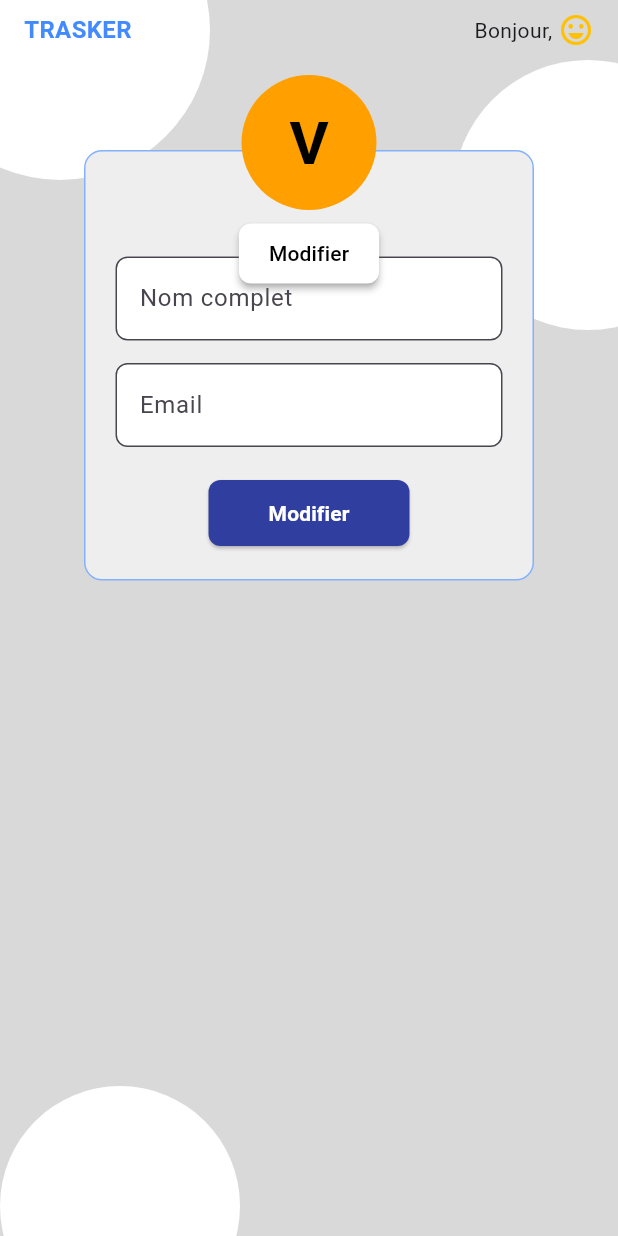
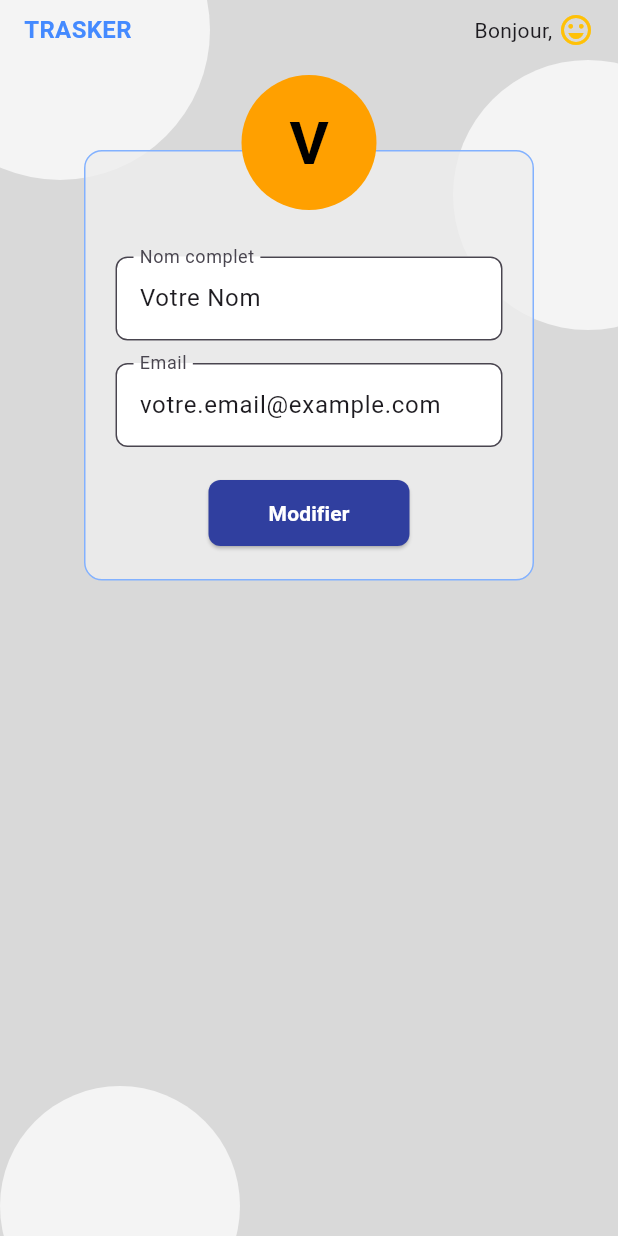
Before and after one commit to AMESSE-ezechiel/TaskApp, a Flutter app: the ProfileScreen screen opened directly, on a phone screen of 412 x 824 dp. Run offline on Flutter 3.47's test engine with Material 3 defaults, Android fonts, the phone set to English and light mode, and no system bars; our stand-ins replace dio, shared_preferences; accounts and stored records are empty.

Commit message:
le nouveau contenu à pusher sur la branche nelio

```diff
--- a/lib/Screens/profile.dart
+++ b/lib/Screens/profile.dart
@@ -1,12 +1,37 @@
 import 'package:flutter/material.dart';
 
-class ProfileScreen extends StatelessWidget {
+class ProfileScreen extends StatefulWidget {
   const ProfileScreen({super.key});
+
+  @override
+  State<ProfileScreen> createState() => _ProfileScreenState();
+}
+
+class _ProfileScreenState extends State<ProfileScreen> {
+  //  Déclaration des contrôleurs
+  final TextEditingController _nameController = TextEditingController();
+  final TextEditingController _emailController = TextEditingController();
+
+  @override
+  void initState() {
+    super.initState();
+    // 📝 Valeurs initiales (optionnel)
+    _nameController.text = 'Votre Nom';
+    _emailController.text = 'votre.email@example.com';
+  }
+
+  @override
+  void dispose() {
+    //  Libération de la mémoire (IMPORTANT !)
+    _nameController.dispose();
+    _emailController.dispose();
+    super.dispose();
+  }
 
   @override
   Widget build(BuildContext context) {
     return Scaffold(
-      backgroundColor:  Color(0xFFD9D9D9),
+      backgroundColor: const Color(0xFFD9D9D9),
       body: Stack(
         children: [
           // Motifs de fond (cercles décoratifs)
@@ -15,7 +40,7 @@
             left: -60,
             child: CircleAvatar(
               radius: 100,
-              backgroundColor: Colors.white,
+              backgroundColor: Colors.white.withOpacity(0.7),
             ),
           ),
           Positioned(
@@ -23,7 +48,7 @@
             right: -70,
             child: CircleAvatar(
               radius: 90,
-              backgroundColor: Colors.white,
+              backgroundColor: Colors.white.withOpacity(0.7),
             ),
           ),
           Positioned(
@@ -31,7 +56,7 @@
             left: 0,
             child: CircleAvatar(
               radius: 80,
-              backgroundColor: Colors.white,
+              backgroundColor: Colors.white.withOpacity(0.7),
             ),
           ),
 
@@ -74,7 +99,7 @@
                         width: 300,
                         padding: const EdgeInsets.all(20),
                         decoration: BoxDecoration(
-                          color: Colors.grey.shade200,
+                          color: Colors.grey.shade200.withOpacity(0.8),
                           borderRadius: BorderRadius.circular(12),
                           border: Border.all(color: Colors.blueAccent.shade100),
                         ),
@@ -83,8 +108,9 @@
                           children: [
                             const SizedBox(height: 50),
 
-                            // Champs du formulaire
+                            //  TextField avec contrôleur
                             TextField(
+                              controller: _nameController, //  Ajout du contrôleur
                               decoration: InputDecoration(
                                 labelText: 'Nom complet',
                                 border: OutlineInputBorder(
@@ -96,7 +122,10 @@
                             ),
                             const SizedBox(height: 15),
 
+                            //  TextField avec contrôleur
                             TextField(
+                              controller: _emailController, //  Ajout du contrôleur
+                              keyboardType: TextInputType.emailAddress,
                               decoration: InputDecoration(
                                 labelText: 'Email',
                                 border: OutlineInputBorder(
@@ -108,18 +137,26 @@
                             ),
                             const SizedBox(height: 20),
 
-                            // 🔵 Bouton Modifier (bleu)
+                            // 🔵 Bouton Modifier
                             ElevatedButton(
                               onPressed: () {
-                                // ✅ Affichage du SnackBar
+                                // 📖 Récupération des valeurs
+                                String name = _nameController.text;
+                                String email = _emailController.text;
+
+                                //  Affichage des valeurs
+                                print('Nom: $name');
+                                print('Email: $email');
+
+                                //  Affichage du SnackBar
                                 ScaffoldMessenger.of(context).showSnackBar(
-                                  const SnackBar(
+                                  SnackBar(
                                     content: Text(
-                                      'Profil mis à jour avec succès !',
-                                      style: TextStyle(color: Colors.white),
+                                      'Profil mis à jour: $name - $email',
+                                      style: const TextStyle(color: Colors.white),
                                     ),
                                     backgroundColor: Colors.indigo,
-                                    duration: Duration(seconds: 2),
+                                    duration: const Duration(seconds: 2),
                                   ),
                                 );
                               },
@@ -162,33 +199,6 @@
                               ),
                             ),
                             const SizedBox(height: 5),
-
-                            // 🟡 Bouton blanc sous l’avatar
-                            ElevatedButton(
-                              onPressed: () {
-                                ScaffoldMessenger.of(context).showSnackBar(
-                                  const SnackBar(
-                                    content: Text(
-                                      'Bouton de modification de l’avatar cliqué.',
-                                      style: TextStyle(color: Colors.white),
-                                    ),
-                                    backgroundColor: Colors.black87,
-                                    duration: Duration(seconds: 2),
-                                  ),
-                                );
-                              },
-                              style: ElevatedButton.styleFrom(
-                                backgroundColor: Colors.white,
-                                foregroundColor: Colors.black,
-                                shadowColor: Colors.grey,
-                                elevation: 2,
-                                padding: const EdgeInsets.symmetric(horizontal: 20, vertical: 8),
-                                shape: RoundedRectangleBorder(
-                                  borderRadius: BorderRadius.circular(8),
-                                ),
-                              ),
-                              child: const Text('Modifier'),
-                            ),
                           ],
                         ),
                       ),
```
Also changed, not shown: lib/Screens/page_profile.dart (added, +192 -0 lines), pubspec.lock.
